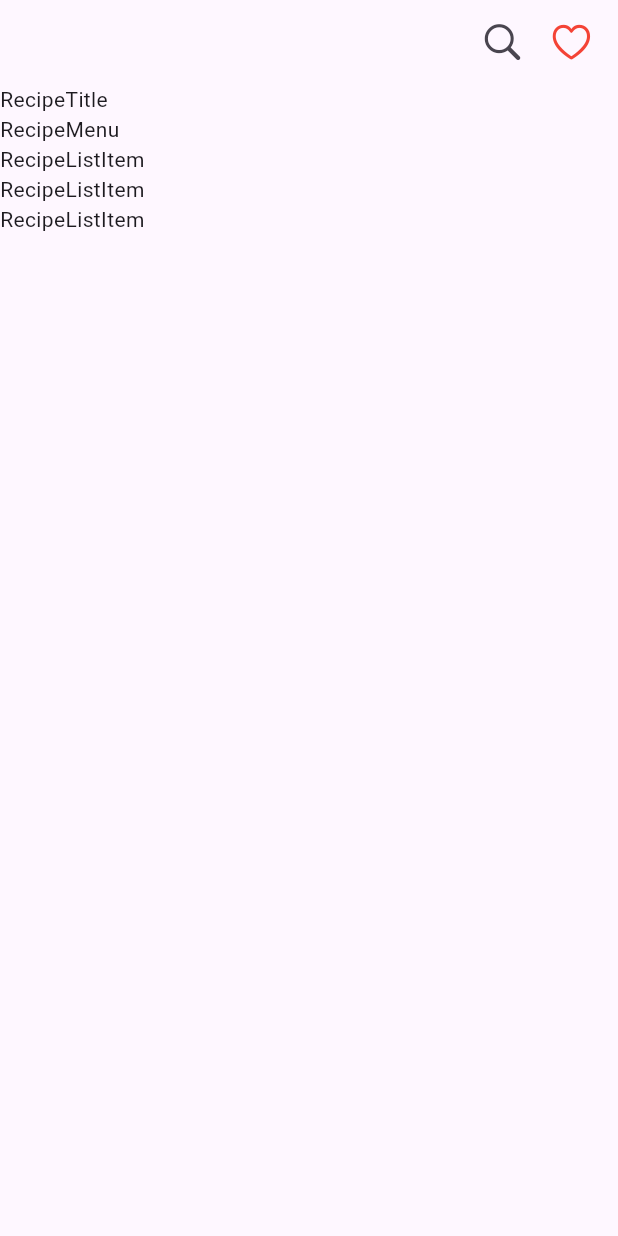
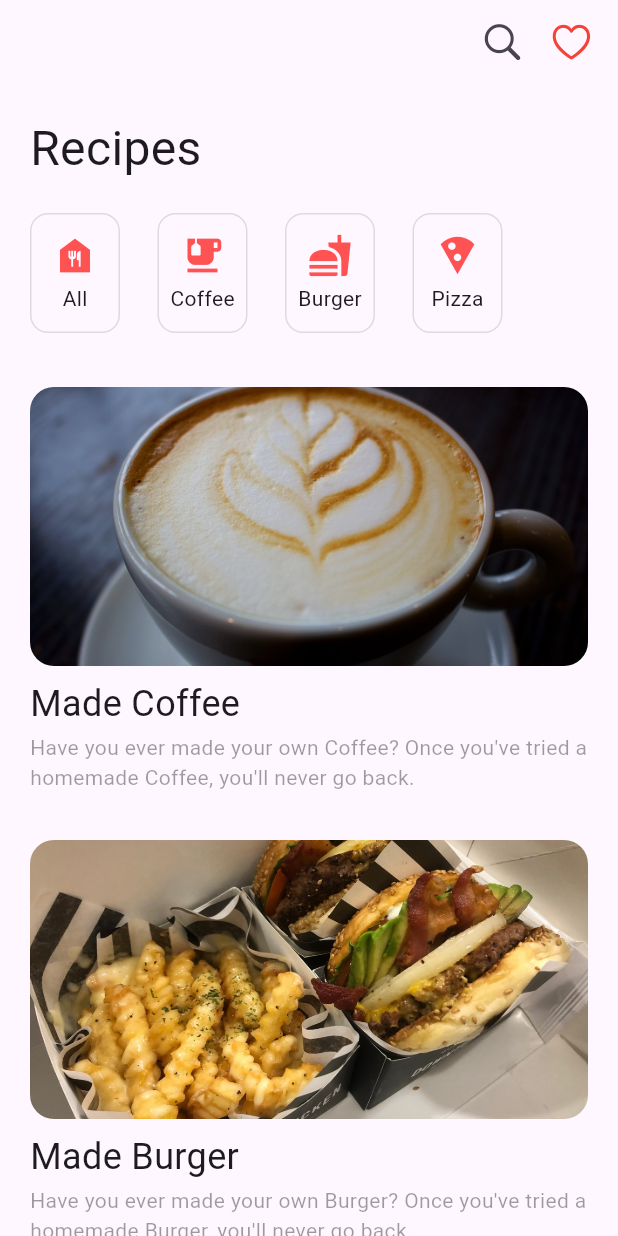
Before and after one commit to eso21309/flutter_recipe_app, a Flutter app: the screen it shows after launch, on a phone screen of 412 x 824 dp. Run offline on Flutter 3.47's test engine with Material 3 defaults, Android fonts, the phone set to English and light mode, and no system bars; Roboto replaces fonts that are missing (Pretendard); project files that could hold a hidden picture were left out.

Commit message:
1차 완료

```diff
--- a/lib/main.dart
+++ b/lib/main.dart
@@ -14,6 +14,9 @@ class MyApp extends StatelessWidget {
   @override
   Widget build(BuildContext context) {
     return MaterialApp(
+      theme: ThemeData(
+        fontFamily: "Pretendard",
+      ),
       home: RecipePage(),
     );
   }
@@ -42,15 +45,17 @@ class RecipePage extends StatelessWidget {
           ),
         ],
       ),
-      body: Column(
-        crossAxisAlignment: CrossAxisAlignment.start,
-        children: [
-          RecipeTitle(),
-          RecipeMenu(),
-          RecipeListItem(),
-          RecipeListItem(),
-          RecipeListItem(),
-        ],
+      body: Padding(
+        padding: const EdgeInsets.symmetric(horizontal: 20),
+        child: ListView(
+          children: [
+            RecipeTitle(),
+            RecipeMenu(),
+            RecipeListItem('assets/images/coffee.jpg', "Coffee"),
+            RecipeListItem('assets/images/burger.jpg', "Burger"),
+            RecipeListItem('assets/images/pizza.jpg', "Pizza"),
+          ],
+        ),
       ),
     );
   }
--- a/lib/recipe_list_item.dart
+++ b/lib/recipe_list_item.dart
@@ -1,8 +1,44 @@
 import 'package:flutter/material.dart';
 
 class RecipeListItem extends StatelessWidget {
+  RecipeListItem(this.path, this.title);
+
+  String path;
+  String title;
+
   @override
   Widget build(BuildContext context) {
-    return Text('RecipeListItem');
+    return Padding(
+      padding: const EdgeInsets.symmetric(vertical: 16),
+      child: Column(
+        crossAxisAlignment: CrossAxisAlignment.start,
+        children: [
+          AspectRatio(
+            aspectRatio: 2 / 1,
+            child: ClipRRect(
+              borderRadius: BorderRadius.circular(16),
+              child: Image.asset(
+                path,
+                fit: BoxFit.cover,
+              ),
+            ),
+          ),
+          SizedBox(
+            height: 8,
+          ),
+          Text(
+            "Made $title",
+            style: TextStyle(fontSize: 24),
+          ),
+          SizedBox(
+            height: 2,
+          ),
+          Text(
+            "Have you ever made your own $title? Once you've tried a homemade $title, you'll never go back.",
+            style: TextStyle(fontSize: 14, color: Colors.black38),
+          ),
+        ],
+      ),
+    );
   }
 }
--- a/lib/recipe_menu.dart
+++ b/lib/recipe_menu.dart
@@ -3,6 +3,44 @@ import 'package:flutter/material.dart';
 class RecipeMenu extends StatelessWidget {
   @override
   Widget build(BuildContext context) {
-    return Text('RecipeMenu');
+    return Padding(
+      padding: const EdgeInsets.only(top: 20, bottom: 20),
+      child: Row(
+        children: [
+          menuItem(Icons.food_bank, "All"),
+          SizedBox(width: 25),
+          menuItem(Icons.emoji_food_beverage, "Coffee"),
+          SizedBox(width: 25),
+          menuItem(Icons.fastfood, "Burger"),
+          SizedBox(width: 25),
+          menuItem(Icons.local_pizza, "Pizza")
+        ],
+      ),
+    );
+  }
+
+  Container menuItem(IconData icon, String text) {
+    return Container(
+      width: 60,
+      height: 80,
+      decoration: BoxDecoration(
+        border: Border.all(color: Colors.black12),
+        borderRadius: BorderRadius.circular(12),
+      ),
+      child: Column(
+        mainAxisAlignment: MainAxisAlignment.center,
+        children: [
+          Icon(
+            icon,
+            size: 30,
+            color: Colors.redAccent,
+          ),
+          SizedBox(
+            height: 4,
+          ),
+          Text(text),
+        ],
+      ),
+    );
   }
 }
--- a/lib/recipe_title.dart
+++ b/lib/recipe_title.dart
@@ -3,6 +3,14 @@ import 'package:flutter/material.dart';
 class RecipeTitle extends StatelessWidget {
   @override
   Widget build(BuildContext context) {
-    return Text('RecipeTitle');
+    return Padding(
+      padding: const EdgeInsets.only(top: 20),
+      child: Text(
+        'Recipes',
+        style: TextStyle(
+          fontSize: 32,
+        ),
+      ),
+    );
   }
 }
```
